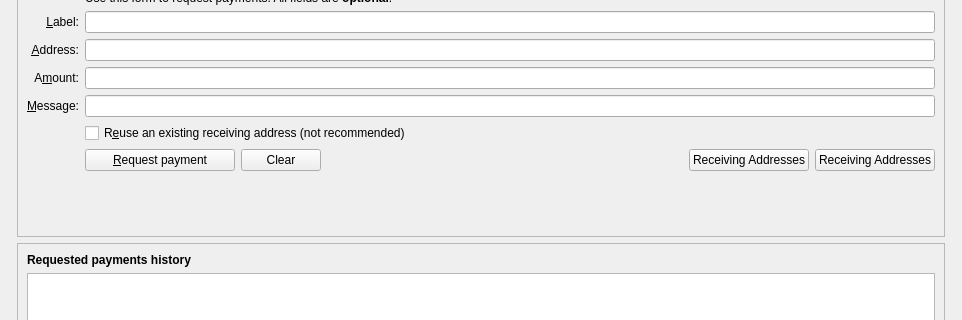
The window that src/qt/forms/receivecoinsdialog.ui (CryptoNeverSleeps/galilel) describes before a commit, drawn with Qt 5; both pictures show x 0 to 962 and y 96 to 416 of the 962 by 616 pixel window.
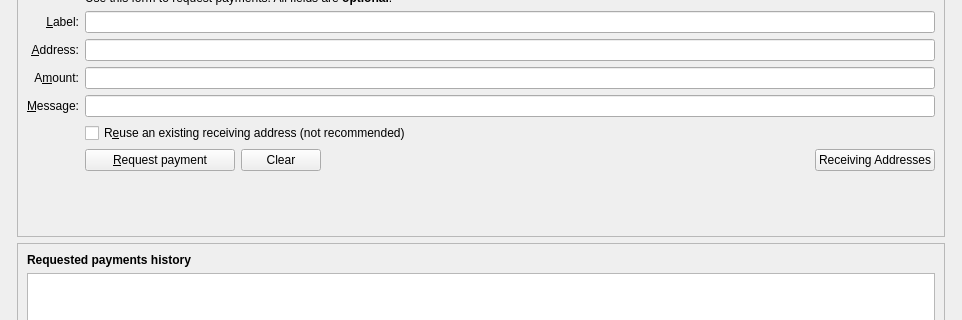
The same window after the commit. Icons and pictures are not drawn. Custom widgets are drawn as their Qt base class.

Commit message: Remove duplicate button.

The edit to the form file:
```diff
--- a/src/qt/forms/receivecoinsdialog.ui
+++ b/src/qt/forms/receivecoinsdialog.ui
@@ -325,20 +325,6 @@
                  </property>
                 </widget>
                </item>
-               <item>
-                <widget class="QPushButton" name="receivingAddressesButton">
-                 <property name="text">
-                  <string>Receiving Addresses</string>
-                 </property>
-                 <property name="icon">
-                  <iconset resource="../galilel.qrc">
-                   <normaloff>:/icons/address-book</normaloff>:/icons/address-book</iconset>
-                 </property>
-                 <property name="autoDefault">
-                  <bool>false</bool>
-                 </property>
-                </widget>
-               </item>
               </layout>
              </item>
              <item row="10" column="2">
```
